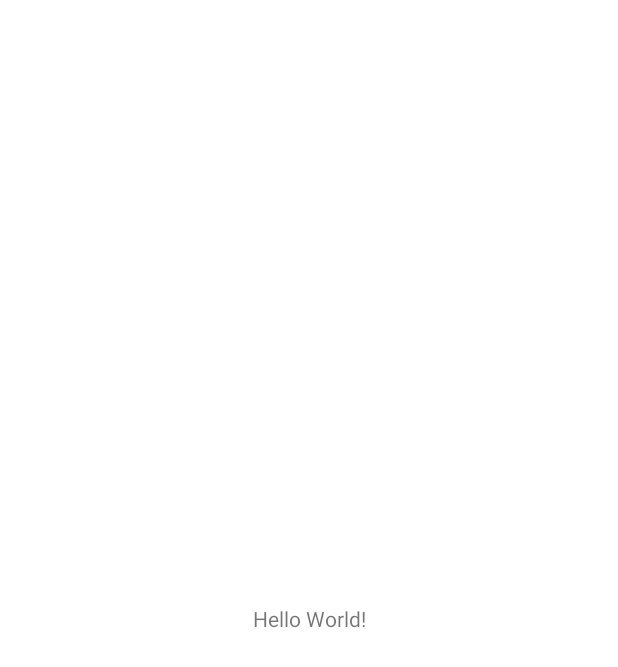
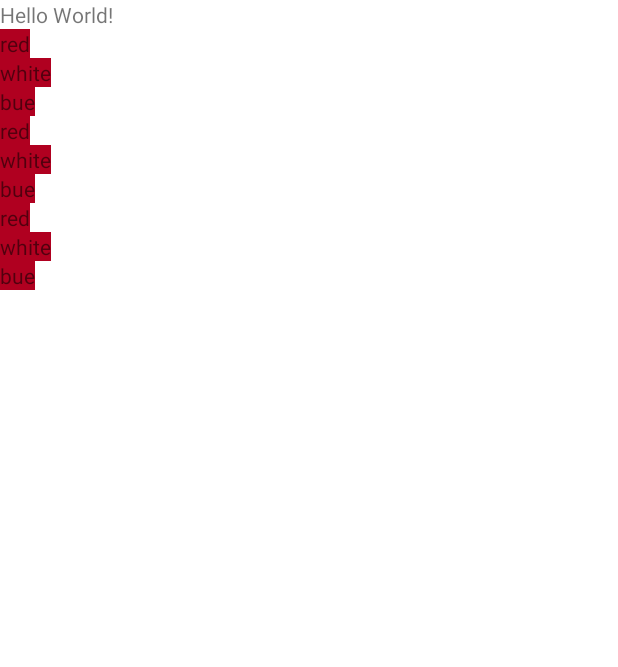
Before and after one commit to mujolocal/countrySelector, an Android app: the screen it shows after launch (MainActivity), on a phone screen of 412 x 824 dp. Before the commit the part shown is almost empty. Shown: the top 667 px of the screen. Run offline under Robolectric (Android 15) with nearby library versions, the phone set to English and light mode, and no system bars.

Commit message:
recycler view implimented

```diff
--- /dev/null
+++ b/app/src/main/java/com/example/countryselector/adapter/RecycleAdapter.java
@@ -0,0 +1,55 @@
+package com.example.countryselector.adapter;
+
+import android.view.LayoutInflater;
+import android.view.ViewGroup;
+
+import androidx.annotation.NonNull;
+import androidx.recyclerview.widget.RecyclerView;
+
+import com.example.countryselector.databinding.RecycleItemBinding;
+
+import java.util.ArrayList;
+
+public class RecycleAdapter extends RecyclerView.Adapter<RecycleAdapter.AdapterViewHolder> {
+    private ArrayList<String> strings;
+    public RecycleAdapter(ArrayList<String> strings){
+        this.strings = strings;
+
+    }
+
+    @NonNull
+    @Override
+    public AdapterViewHolder onCreateViewHolder(@NonNull ViewGroup parent, int viewType) {
+        RecycleItemBinding recycleItemBinding = RecycleItemBinding.inflate(
+                LayoutInflater.from(parent.getContext()),
+                parent,
+                false
+        );
+        return new AdapterViewHolder(recycleItemBinding);
+    }
+
+    @Override
+    public void onBindViewHolder(@NonNull RecycleAdapter.AdapterViewHolder holder, int position) {
+        holder.setLayout(strings.get(position));
+    }
+
+
+    @Override
+    public int getItemCount() {
+        return strings.size();
+    }
+
+    class AdapterViewHolder extends RecyclerView.ViewHolder{
+        private final RecycleItemBinding binding;
+
+        public AdapterViewHolder(@NonNull RecycleItemBinding itemView) {
+            super(itemView.getRoot());
+            this.binding = itemView;
+
+        }
+        public void  setLayout(String string){
+            binding.txt.setText( string);
+        }
+    }
+
+}
--- a/app/src/main/java/com/example/countryselector/view/MainActivity.java
+++ b/app/src/main/java/com/example/countryselector/view/MainActivity.java
@@ -7,16 +7,36 @@ import android.os.Bundle;
 import android.renderscript.ScriptGroup;
 
 import com.example.countryselector.R;
+import com.example.countryselector.adapter.RecycleAdapter;
 import com.example.countryselector.databinding.ActivityMainBinding;
+
+import java.util.ArrayList;
+import java.util.List;
 
 public class MainActivity extends AppCompatActivity {
     LinearLayoutManager linearLayoutManager;
+    private ArrayList<String> strings = new ArrayList<>();
     ActivityMainBinding activityMainBinding;
+    private RecycleAdapter recycleAdapter;
     @Override
     protected void onCreate(Bundle savedInstanceState) {
         super.onCreate(savedInstanceState);
         activityMainBinding = ActivityMainBinding.inflate(getLayoutInflater());
+        setContentView(activityMainBinding.getRoot());
+        strings.add("red");
+        strings.add("white");
+        strings.add("bue");
+        strings.add("red");
+        strings.add("white");
+        strings.add("bue");
+        strings.add("red");
+        strings.add("white");
+        strings.add("bue");
+        recycleAdapter = new RecycleAdapter(strings);
+        linearLayoutManager = new LinearLayoutManager(this);
+        activityMainBinding.recyclerView.setAdapter(recycleAdapter);
+        activityMainBinding.recyclerView.setLayoutManager(linearLayoutManager);
 
-        setContentView(activityMainBinding.getRoot());
+
     }
 }
--- a/app/src/main/res/layout/activity_main.xml
+++ b/app/src/main/res/layout/activity_main.xml
@@ -1,10 +1,11 @@
 <?xml version="1.0" encoding="utf-8"?>
-<androidx.constraintlayout.widget.ConstraintLayout xmlns:android="http://schemas.android.com/apk/res/android"
+<LinearLayout xmlns:android="http://schemas.android.com/apk/res/android"
     xmlns:app="http://schemas.android.com/apk/res-auto"
     xmlns:tools="http://schemas.android.com/tools"
     android:layout_width="match_parent"
     android:layout_height="match_parent"
-    tools:context=".view.MainActivity">
+    tools:context=".view.MainActivity"
+    android:orientation="vertical">
 
     <TextView
         android:layout_width="wrap_content"
@@ -14,5 +15,10 @@
         app:layout_constraintLeft_toLeftOf="parent"
         app:layout_constraintRight_toRightOf="parent"
         app:layout_constraintTop_toTopOf="parent" />
+    <androidx.recyclerview.widget.RecyclerView
+        android:layout_width="match_parent"
+        android:layout_height="match_parent"
+        android:id="@+id/recycler_view"
+        />
 
-</androidx.constraintlayout.widget.ConstraintLayout>
+</LinearLayout>
--- /dev/null
+++ b/app/src/main/res/layout/recycle_item.xml
@@ -0,0 +1,12 @@
+<?xml version="1.0" encoding="utf-8"?>
+<LinearLayout
+    xmlns:android="http://schemas.android.com/apk/res/android" android:layout_width="wrap_content"
+    android:layout_height="wrap_content">
+    <com.google.android.material.textview.MaterialTextView
+        android:layout_width="wrap_content"
+        android:layout_height="wrap_content"
+        android:id="@+id/txt"
+        android:background="@color/red_600"
+        android:text="@string/app_name"/>
+
+</LinearLayout>
```
